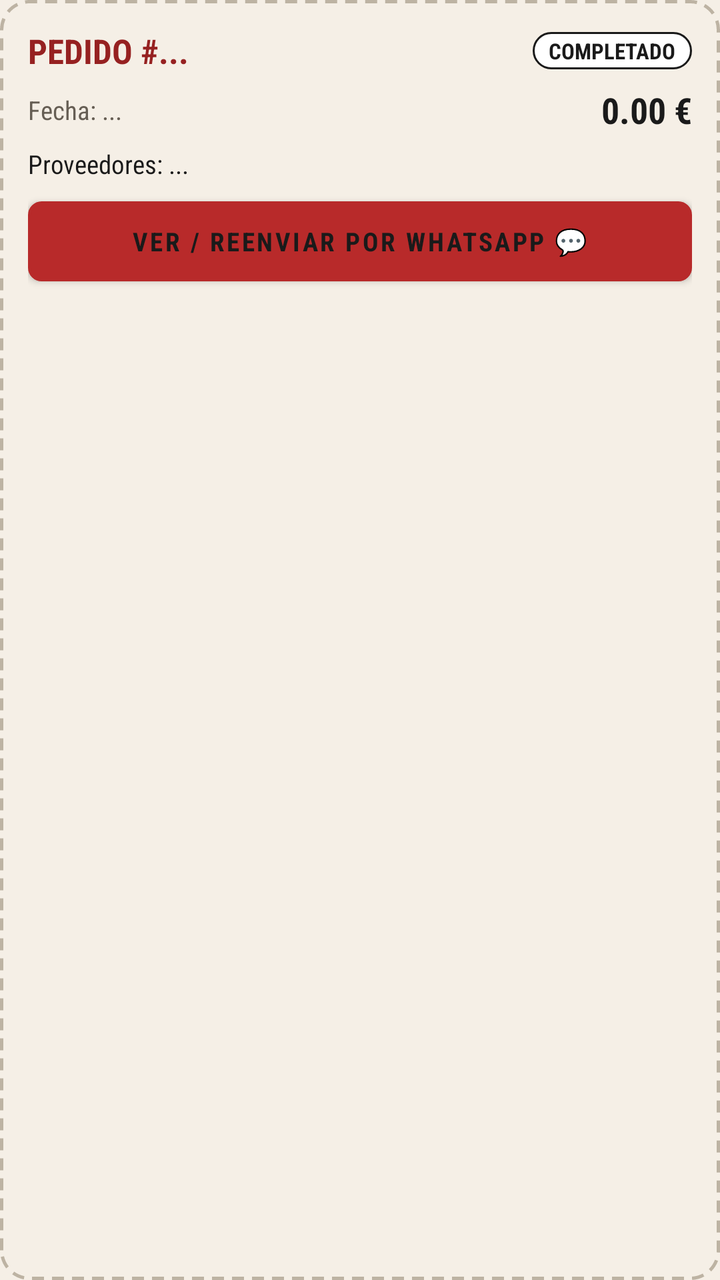
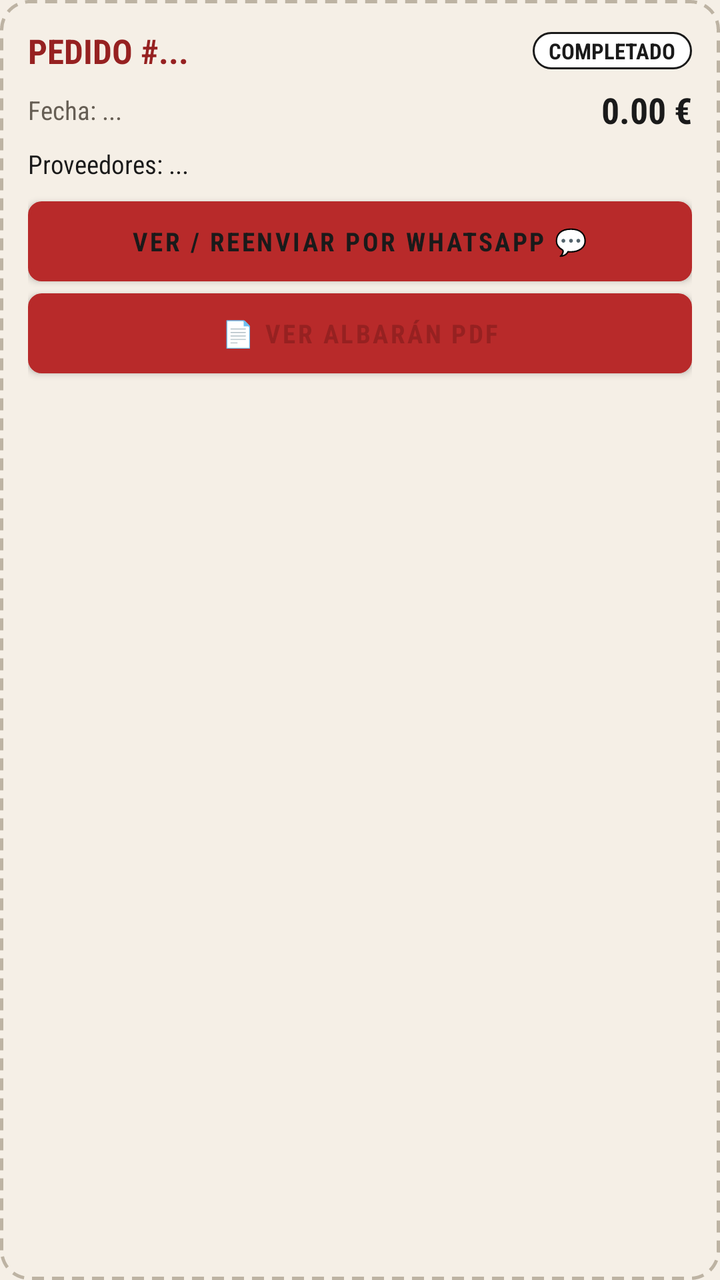

Before-and-after screenshots of an Android layout around one commit, followed by the original layout XML and the change that was made.
<!-- AndroidManifest.xml: application theme Theme.FBSmartOrder -->
<!-- res/layout/item_order_history.xml -->
<?xml version="1.0" encoding="utf-8"?>
<LinearLayout xmlns:android="http://schemas.android.com/apk/res/android"
    android:layout_width="match_parent"
    android:layout_height="wrap_content"
    android:layout_marginBottom="12dp"
    android:background="@drawable/bg_search_dashed"
    android:orientation="vertical"
    android:padding="14dp">

    
    <LinearLayout
        android:layout_width="match_parent"
        android:layout_height="wrap_content"
        android:gravity="center_vertical"
        android:orientation="horizontal">

        <TextView
            android:id="@+id/tvHistoryOrderId"
            android:layout_width="0dp"
            android:layout_height="wrap_content"
            android:layout_weight="1"
            android:fontFamily="sans-serif-condensed"
            android:text="PEDIDO #..."
            android:textColor="@color/stamp_red_dark"
            android:textSize="17sp"
            android:textStyle="bold" />

        <TextView
            android:id="@+id/tvHistoryStatus"
            android:layout_width="wrap_content"
            android:layout_height="wrap_content"
            android:background="@drawable/bg_badge_ok"
            android:fontFamily="sans-serif-condensed"
            android:paddingStart="8dp"
            android:paddingTop="2dp"
            android:paddingEnd="8dp"
            android:paddingBottom="2dp"
            android:text="COMPLETADO"
            android:textColor="@color/button_retro_bg"
            android:textSize="11sp"
            android:textStyle="bold" />
    </LinearLayout>

    
    <LinearLayout
        android:layout_width="match_parent"
        android:layout_height="wrap_content"
        android:layout_marginTop="6dp"
        android:gravity="center_vertical"
        android:orientation="horizontal">

        <TextView
            android:id="@+id/tvHistoryDate"
            android:layout_width="0dp"
            android:layout_height="wrap_content"
            android:layout_weight="1"
            android:fontFamily="sans-serif-condensed"
            android:text="Fecha: ..."
            android:textColor="@color/text_secondary"
            android:textSize="13sp" />

        <TextView
            android:id="@+id/tvHistoryTotal"
            android:layout_width="wrap_content"
            android:layout_height="wrap_content"
            android:fontFamily="sans-serif-condensed"
            android:text="0.00 €"
            android:textColor="@color/text_primary"
            android:textSize="18sp"
            android:textStyle="bold" />
    </LinearLayout>

    
    <TextView
        android:id="@+id/tvHistorySuppliers"
        android:layout_width="match_parent"
        android:layout_height="wrap_content"
        android:layout_marginTop="6dp"
        android:fontFamily="sans-serif-condensed"
        android:text="Proveedores: ..."
        android:textColor="@color/text_primary"
        android:textSize="13sp" />

    <TextView
        android:id="@+id/tvHistoryChefNotes"
        android:layout_width="match_parent"
        android:layout_height="wrap_content"
        android:layout_marginTop="4dp"
        android:fontFamily="sans-serif-condensed"
        android:text="Nota: ..."
        android:textColor="@color/button_accent_orange"
        android:textSize="12sp"
        android:visibility="gone" />

    
    <Button
        android:id="@+id/btnReopenWhatsApp"
        android:layout_width="match_parent"
        android:layout_height="40dp"
        android:layout_marginTop="10dp"
        android:background="@drawable/bg_btn_secondary_retro"
        android:fontFamily="sans-serif-condensed"
        android:text="Ver / Reenviar por WhatsApp 💬"
        android:textColor="@color/text_primary"
        android:textSize="13sp"
        android:textStyle="bold" />

</LinearLayout>
<!-- resources referenced by this layout -->
<resources>
  <color name="button_accent_orange">#D35400</color>
  <color name="button_retro_bg">#1A1A1A</color>
  <color name="stamp_red_dark">#962121</color>
  <color name="text_primary">#1A1A1A</color>
  <color name="text_secondary">#665E54</color>
  <!-- drawable bg_badge_ok (drawable) -->
  <?xml version="1.0" encoding="utf-8"?>
  <shape xmlns:android="http://schemas.android.com/apk/res/android"
      android:shape="rectangle">
      <solid android:color="@color/white" />
      <corners android:radius="12dp" />
      <stroke
          android:width="1dp"
          android:color="@color/button_retro_bg" />
  </shape>
  <!-- drawable bg_btn_secondary_retro (drawable) -->
  <?xml version="1.0" encoding="utf-8"?>
  <shape xmlns:android="http://schemas.android.com/apk/res/android"
      android:shape="rectangle">
      <solid android:color="#EFE6D8" />
      <stroke
          android:width="1.5dp"
          android:color="@color/border_dashed" />
      <corners android:radius="6dp" />
      <padding
          android:left="10dp"
          android:top="6dp"
          android:right="10dp"
          android:bottom="6dp" />
  </shape>
  <!-- drawable bg_search_dashed (drawable) -->
  <?xml version="1.0" encoding="utf-8"?>
  <shape xmlns:android="http://schemas.android.com/apk/res/android"
      android:shape="rectangle">
      <solid android:color="@android:color/transparent" />
      <stroke
          android:width="1.5dp"
          android:color="@color/border_dashed"
          android:dashWidth="6dp"
          android:dashGap="4dp" />
      <corners android:radius="14dp" />
  </shape>
  <style name="Theme.FBSmartOrder" parent="Theme.MaterialComponents.DayNight.NoActionBar">
          <item name="colorPrimary">@color/stamp_red</item>
          <item name="colorPrimaryVariant">@color/stamp_red_dark</item>
          <item name="colorOnPrimary">@color/white</item>
          <item name="android:windowBackground">@color/bg_paper</item>
          <item name="android:statusBarColor">@color/bg_paper</item>
          <item name="android:windowLightStatusBar" tools:targetApi="m">true</item>
      </style>
  <color name="white">#FFFFFFFF</color>
  <color name="border_dashed">#BDB3A3</color>
  <color name="stamp_red">#B82A2A</color>
  <color name="bg_paper">#F5EFE6</color>
</resources>

<!-- the commit's change to res/layout/item_order_history.xml (unified diff, before → after) -->
@@ -105,4 +105,17 @@
         android:textSize="13sp"
         android:textStyle="bold" />
 
+    
+    <Button
+        android:id="@+id/btnViewOrderPdf"
+        android:layout_width="match_parent"
+        android:layout_height="40dp"
+        android:layout_marginTop="6dp"
+        android:background="@drawable/bg_btn_secondary_retro"
+        android:fontFamily="sans-serif-condensed"
+        android:text="📄 Ver Albarán PDF"
+        android:textColor="@color/stamp_red_dark"
+        android:textSize="13sp"
+        android:textStyle="bold" />
+
 </LinearLayout>
